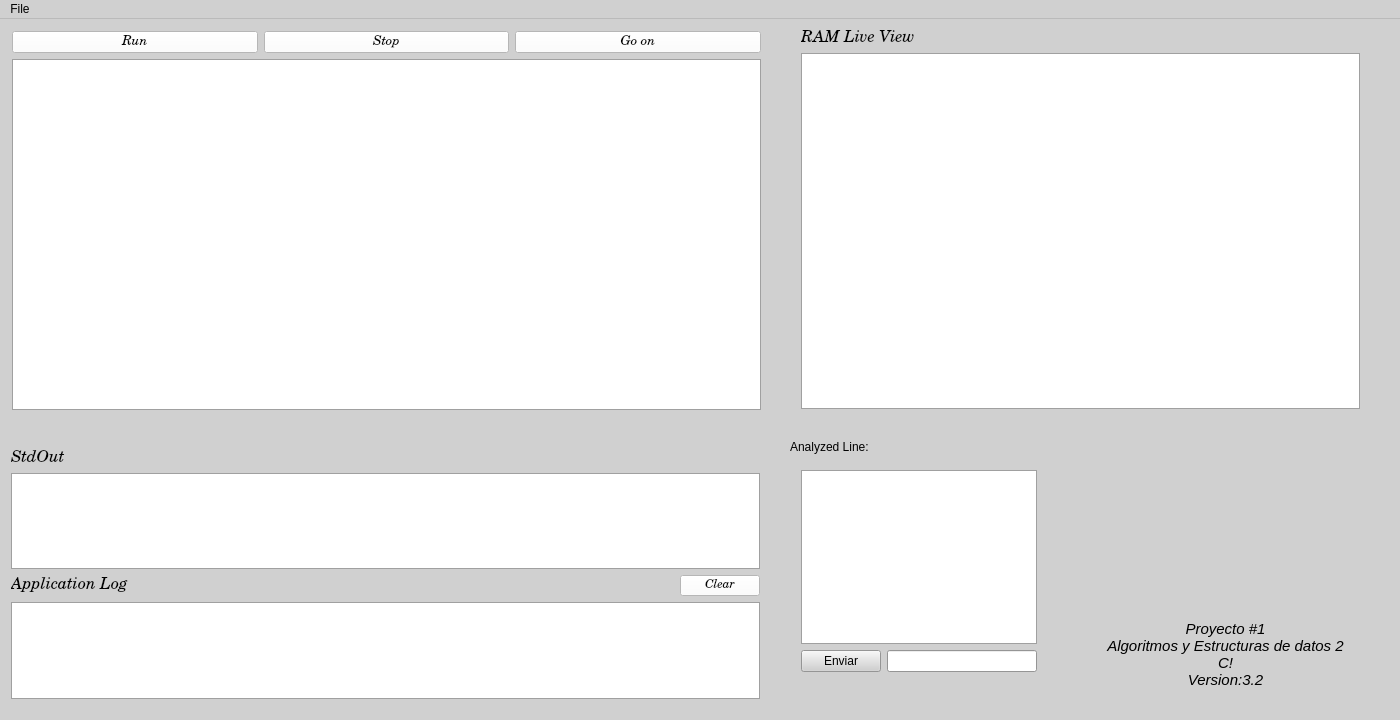
The window that Cliente/cliente.ui (JoseK21/C-) describes before a commit, drawn with Qt 5.
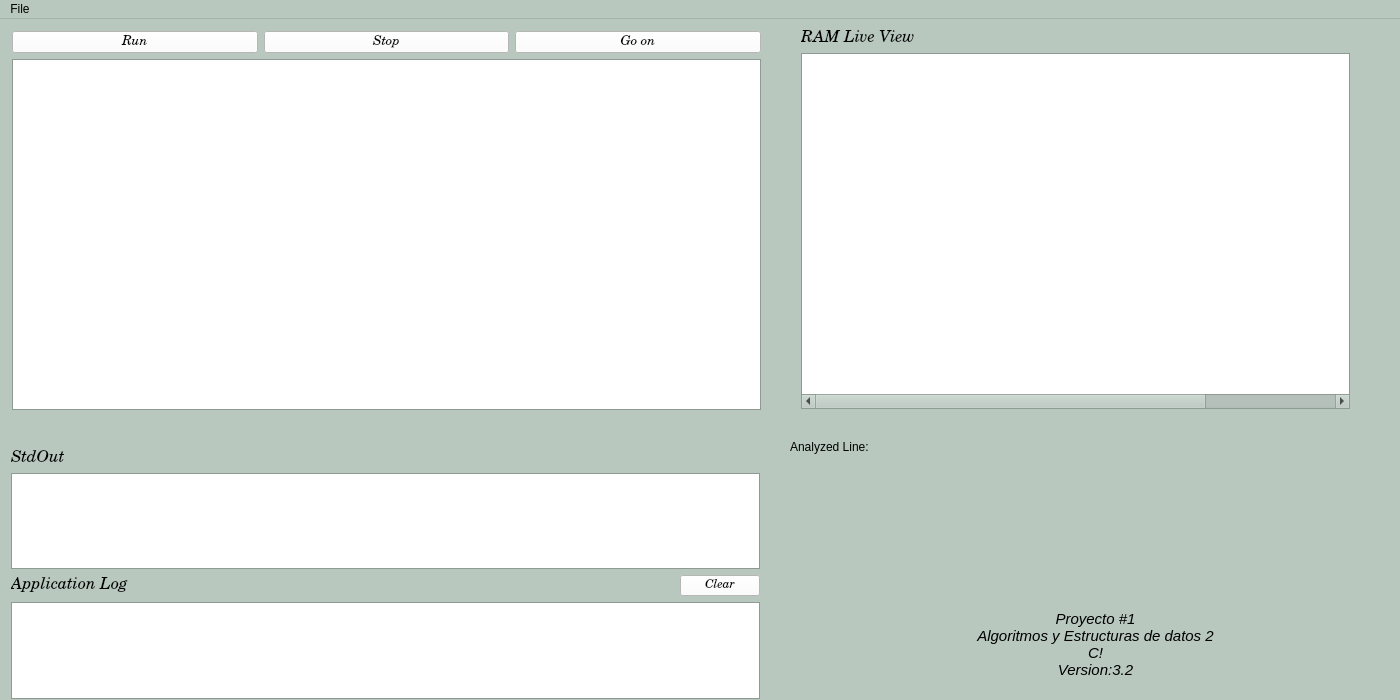
The same window after the commit. Icons and pictures are not drawn.

Commit message:
Envio de datos del servidor al cliente
se muestran los cambios en la tabla

Patch:
```diff
--- a/Cliente/cliente.ui
+++ b/Cliente/cliente.ui
@@ -7,7 +7,7 @@
     <x>0</x>
     <y>0</y>
     <width>1400</width>
-    <height>720</height>
+    <height>700</height>
    </rect>
   </property>
   <property name="palette">
@@ -25,9 +25,9 @@
      <colorrole role="Button">
       <brush brushstyle="SolidPattern">
        <color alpha="255">
-        <red>208</red>
-        <green>208</green>
-        <blue>208</blue>
+        <red>184</red>
+        <green>200</green>
+        <blue>191</blue>
        </color>
       </brush>
      </colorrole>
@@ -43,27 +43,27 @@
      <colorrole role="Midlight">
       <brush brushstyle="SolidPattern">
        <color alpha="255">
-        <red>231</red>
-        <green>231</green>
-        <blue>231</blue>
+        <red>219</red>
+        <green>227</green>
+        <blue>223</blue>
        </color>
       </brush>
      </colorrole>
      <colorrole role="Dark">
       <brush brushstyle="SolidPattern">
        <color alpha="255">
-        <red>104</red>
-        <green>104</green>
-        <blue>104</blue>
+        <red>92</red>
+        <green>100</green>
+        <blue>95</blue>
        </color>
       </brush>
      </colorrole>
      <colorrole role="Mid">
       <brush brushstyle="SolidPattern">
        <color alpha="255">
-        <red>139</red>
-        <green>139</green>
-        <blue>139</blue>
+        <red>123</red>
+        <green>133</green>
+        <blue>127</blue>
        </color>
       </brush>
      </colorrole>
@@ -106,9 +106,9 @@
      <colorrole role="Window">
       <brush brushstyle="SolidPattern">
        <color alpha="255">
-        <red>208</red>
-        <green>208</green>
-        <blue>208</blue>
+        <red>184</red>
+        <green>200</green>
+        <blue>191</blue>
        </color>
       </brush>
      </colorrole>
@@ -124,9 +124,9 @@
      <colorrole role="AlternateBase">
       <brush brushstyle="SolidPattern">
        <color alpha="255">
-        <red>231</red>
-        <green>231</green>
-        <blue>231</blue>
+        <red>219</red>
+        <green>227</green>
+        <blue>223</blue>
        </color>
       </brush>
      </colorrole>
@@ -162,9 +162,9 @@
      <colorrole role="Button">
       <brush brushstyle="SolidPattern">
        <color alpha="255">
-        <red>208</red>
-        <green>208</green>
-        <blue>208</blue>
+        <red>184</red>
+        <green>200</green>
+        <blue>191</blue>
        </color>
       </brush>
      </colorrole>
@@ -180,27 +180,27 @@
      <colorrole role="Midlight">
       <brush brushstyle="SolidPattern">
        <color alpha="255">
-        <red>231</red>
-        <green>231</green>
-        <blue>231</blue>
+        <red>219</red>
+        <green>227</green>
+        <blue>223</blue>
        </color>
       </brush>
      </colorrole>
      <colorrole role="Dark">
       <brush brushstyle="SolidPattern">
        <color alpha="255">
-        <red>104</red>
-        <green>104</green>
-        <blue>104</blue>
+        <red>92</red>
+        <green>100</green>
+        <blue>95</blue>
        </color>
       </brush>
      </colorrole>
      <colorrole role="Mid">
       <brush brushstyle="SolidPattern">
        <color alpha="255">
-        <red>139</red>
-        <green>139</green>
-        <blue>139</blue>
+        <red>123</red>
+        <green>133</green>
+        <blue>127</blue>
        </color>
       </brush>
      </colorrole>
@@ -243,9 +243,9 @@
      <colorrole role="Window">
       <brush brushstyle="SolidPattern">
        <color alpha="255">
-        <red>208</red>
-        <green>208</green>
-        <blue>208</blue>
+        <red>184</red>
+        <green>200</green>
+        <blue>191</blue>
        </color>
       </brush>
      </colorrole>
@@ -261,9 +261,9 @@
      <colorrole role="AlternateBase">
       <brush brushstyle="SolidPattern">
        <color alpha="255">
-        <red>231</red>
-        <green>231</green>
-        <blue>231</blue>
+        <red>219</red>
+        <green>227</green>
+        <blue>223</blue>
        </color>
       </brush>
      </colorrole>
@@ -290,18 +290,18 @@
      <colorrole role="WindowText">
       <brush brushstyle="SolidPattern">
        <color alpha="255">
-        <red>104</red>
-        <green>104</green>
-        <blue>104</blue>
+        <red>92</red>
+        <green>100</green>
+        <blue>95</blue>
        </color>
       </brush>
      </colorrole>
      <colorrole role="Button">
       <brush brushstyle="SolidPattern">
        <color alpha="255">
-        <red>208</red>
-        <green>208</green>
-        <blue>208</blue>
+        <red>184</red>
+        <green>200</green>
+        <blue>191</blue>
        </color>
       </brush>
      </colorrole>
@@ -317,36 +317,36 @@
      <colorrole role="Midlight">
       <brush brushstyle="SolidPattern">
        <color alpha="255">
-        <red>231</red>
-        <green>231</green>
-        <blue>231</blue>
+        <red>219</red>
+        <green>227</green>
+        <blue>223</blue>
        </color>
       </brush>
      </colorrole>
      <colorrole role="Dark">
       <brush brushstyle="SolidPattern">
        <color alpha="255">
-        <red>104</red>
-        <green>104</green>
-        <blue>104</blue>
+        <red>92</red>
+        <green>100</green>
+        <blue>95</blue>
        </color>
       </brush>
      </colorrole>
      <colorrole role="Mid">
       <brush brushstyle="SolidPattern">
        <color alpha="255">
-        <red>139</red>
-        <green>139</green>
-        <blue>139</blue>
+        <red>123</red>
+        <green>133</green>
+        <blue>127</blue>
        </color>
       </brush>
      </colorrole>
      <colorrole role="Text">
       <brush brushstyle="SolidPattern">
        <color alpha="255">
-        <red>104</red>
-        <green>104</green>
-        <blue>104</blue>
+        <red>92</red>
+        <green>100</green>
+        <blue>95</blue>
        </color>
       </brush>
      </colorrole>
@@ -362,27 +362,27 @@
      <colorrole role="ButtonText">
       <brush brushstyle="SolidPattern">
        <color alpha="255">
-        <red>104</red>
-        <green>104</green>
-        <blue>104</blue>
+        <red>92</red>
+        <green>100</green>
+        <blue>95</blue>
        </color>
       </brush>
      </colorrole>
      <colorrole role="Base">
       <brush brushstyle="SolidPattern">
        <color alpha="255">
-        <red>208</red>
-        <green>208</green>
-        <blue>208</blue>
+        <red>184</red>
+        <green>200</green>
+        <blue>191</blue>
        </color>
       </brush>
      </colorrole>
      <colorrole role="Window">
       <brush brushstyle="SolidPattern">
        <color alpha="255">
-        <red>208</red>
-        <green>208</green>
-        <blue>208</blue>
+        <red>184</red>
+        <green>200</green>
+        <blue>191</blue>
        </color>
       </brush>
      </colorrole>
@@ -398,9 +398,9 @@
      <colorrole role="AlternateBase">
       <brush brushstyle="SolidPattern">
        <color alpha="255">
-        <red>208</red>
-        <green>208</green>
-        <blue>208</blue>
+        <red>184</red>
+        <green>200</green>
+        <blue>191</blue>
        </color>
       </brush>
      </colorrole>
@@ -945,7 +945,7 @@
      <rect>
       <x>790</x>
       <y>0</y>
-      <width>581</width>
+      <width>571</width>
       <height>401</height>
      </rect>
     </property>
@@ -967,7 +967,70 @@
       </widget>
      </item>
      <item>
-      <widget class="QTableWidget" name="tableWidget"/>
+      <widget class="QTableWidget" name="tableWidget">
+       <property name="verticalScrollBarPolicy">
+        <enum>Qt::ScrollBarAsNeeded</enum>
+       </property>
+       <property name="horizontalScrollBarPolicy">
+        <enum>Qt::ScrollBarAsNeeded</enum>
+       </property>
+       <property name="autoScroll">
+        <bool>true</bool>
+       </property>
+       <property name="autoScrollMargin">
+        <number>16</number>
+       </property>
+       <property name="selectionBehavior">
+        <enum>QAbstractItemView::SelectItems</enum>
+       </property>
+       <property name="showGrid">
+        <bool>true</bool>
+       </property>
+       <property name="gridStyle">
+        <enum>Qt::DashDotDotLine</enum>
+       </property>
+       <property name="rowCount">
+        <number>0</number>
+       </property>
+       <attribute name="horizontalHeaderVisible">
+        <bool>false</bool>
+       </attribute>
+       <attribute name="horizontalHeaderCascadingSectionResizes">
+        <bool>false</bool>
+       </attribute>
+       <attribute name="horizontalHeaderDefaultSectionSize">
+        <number>144</number>
+       </attribute>
+       <attribute name="horizontalHeaderHighlightSections">
+        <bool>true</bool>
+       </attribute>
+       <attribute name="verticalHeaderDefaultSectionSize">
+        <number>30</number>
+       </attribute>
+       <attribute name="verticalHeaderMinimumSectionSize">
+        <number>18</number>
+       </attribute>
+       <column>
+        <property name="text">
+         <string>Memory address</string>
+        </property>
+       </column>
+       <column>
+        <property name="text">
+         <string>Value</string>
+        </property>
+       </column>
+       <column>
+        <property name="text">
+         <string>Label</string>
+        </property>
+       </column>
+       <column>
+        <property name="text">
+         <string>Reference count</string>
+        </property>
+       </column>
+      </widget>
      </item>
     </layout>
    </widget>
@@ -2310,8 +2373,8 @@
    <widget class="QLabel" name="label">
     <property name="geometry">
      <rect>
-      <x>1120</x>
-      <y>450</y>
+      <x>990</x>
+      <y>440</y>
       <width>191</width>
       <height>151</height>
      </rect>
@@ -2326,8 +2389,8 @@
    <widget class="QLabel" name="label_2">
     <property name="geometry">
      <rect>
-      <x>1090</x>
-      <y>600</y>
+      <x>960</x>
+      <y>590</y>
       <width>271</width>
       <height>71</height>
      </rect>
@@ -2374,35 +2437,6 @@
      <string/>
     </property>
    </widget>
-   <widget class="QWidget" name="layoutWidget">
-    <property name="geometry">
-     <rect>
-      <x>790</x>
-      <y>440</y>
-      <width>258</width>
-      <height>224</height>
-     </rect>
-    </property>
-    <layout class="QVBoxLayout" name="verticalLayout_5">
-     <item>
-      <widget class="QPlainTextEdit" name="plainTextEdit"/>
-     </item>
-     <item>
-      <layout class="QHBoxLayout" name="horizontalLayout">
-       <item>
-        <widget class="QPushButton" name="Escribiralservidor">
-         <property name="text">
-          <string>Enviar</string>
-         </property>
-        </widget>
-       </item>
-       <item>
-        <widget class="QLineEdit" name="lineEdit"/>
-       </item>
-      </layout>
-     </item>
-    </layout>
-   </widget>
   </widget>
   <widget class="QMenuBar" name="menuBar">
    <property name="geometry">
```
The commit also changes 334 other files.
